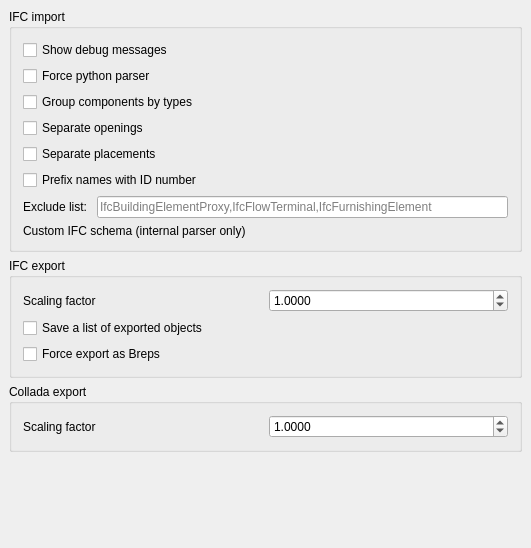
berndhahnebach/All_FreeCAD, file src/Mod/Arch/Resources/ui/archprefs-import.ui: the form before one commit.
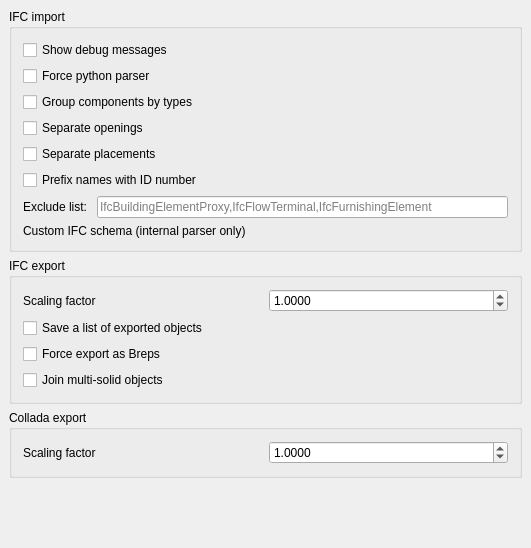
The form after the commit. Custom widgets are drawn as their Qt base class.

Commit message: Arch: Added alternative to export multi-solids objects to IFC

Patch:
```diff
--- a/src/Mod/Arch/Resources/ui/archprefs-import.ui
+++ b/src/Mod/Arch/Resources/ui/archprefs-import.ui
@@ -279,6 +279,26 @@
         </item>
        </layout>
       </item>
+      <item>
+       <layout class="QHBoxLayout" name="horizontalLayout_10">
+        <item>
+         <widget class="Gui::PrefCheckBox" name="checkBox_3">
+          <property name="toolTip">
+           <string>&lt;html&gt;&lt;head/&gt;&lt;body&gt;&lt;p&gt;Objects containing multiple solids are normally exported as multiple representations. Some applications don't like that,though. You can use this option to unite these solids into one.&lt;/p&gt;&lt;/body&gt;&lt;/html&gt;</string>
+          </property>
+          <property name="text">
+           <string>Join multi-solid objects</string>
+          </property>
+          <property name="prefEntry" stdset="0">
+           <cstring>ifcJoinSolids</cstring>
+          </property>
+          <property name="prefPath" stdset="0">
+           <cstring>Mod/Arch</cstring>
+          </property>
+         </widget>
+        </item>
+       </layout>
+      </item>
      </layout>
     </widget>
    </item>
```
The commit also changes 3 other files.
